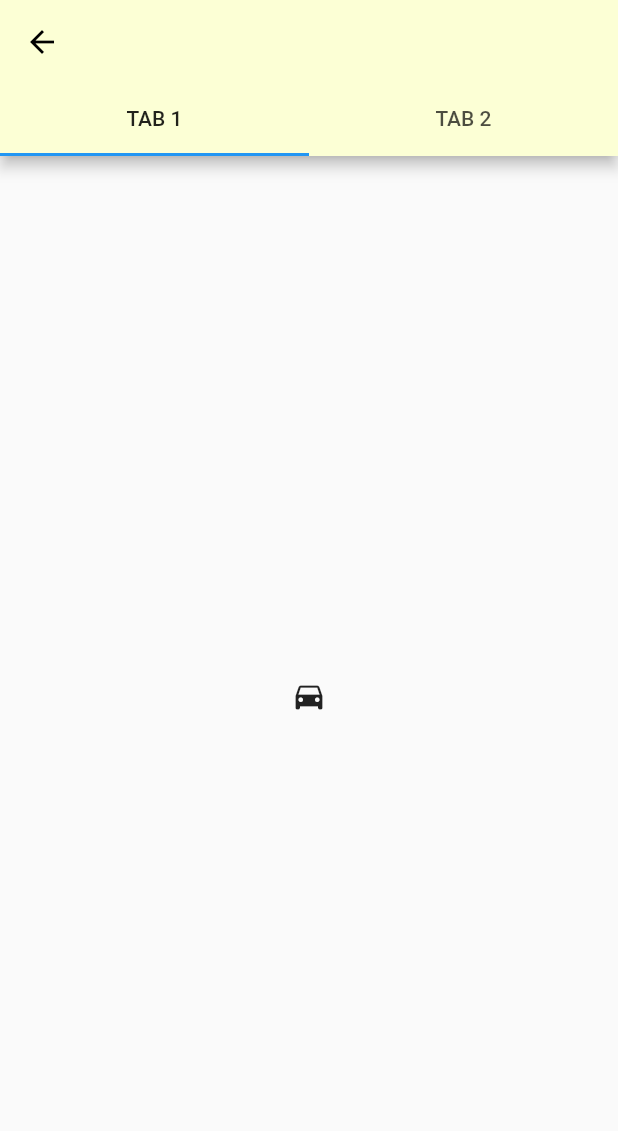
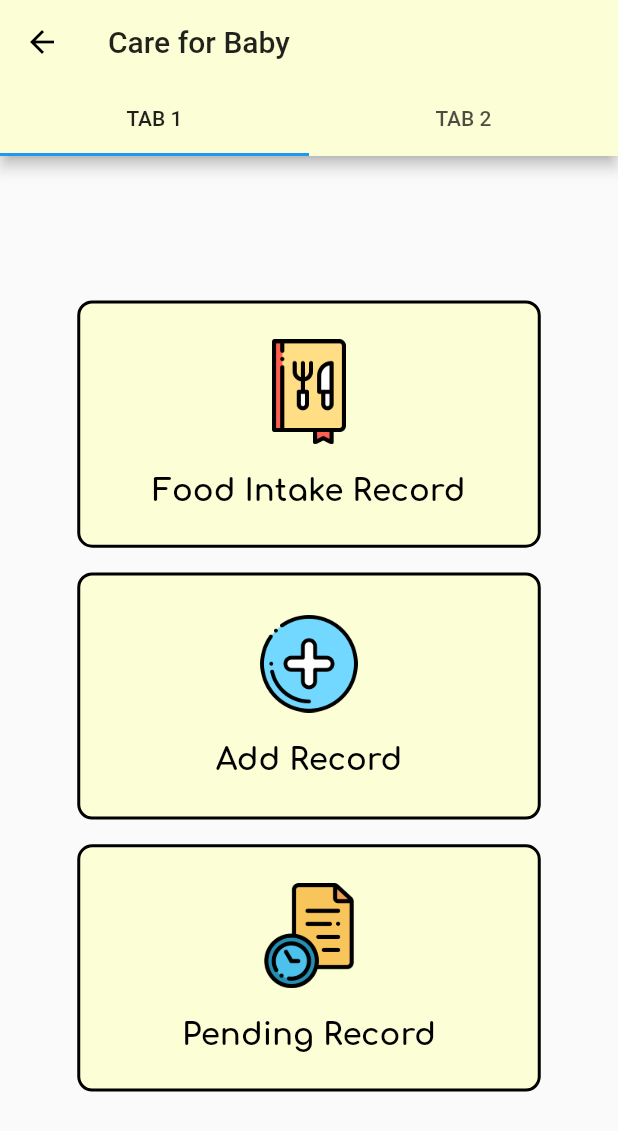
Before and after one commit to laipenghung/Bundle-Of-Joy, a Flutter app: the CareForBabyTab screen opened directly, on a phone screen of 412 x 824 dp. Shown: the top 1131 px of the screen. Run offline on Flutter 3.47's test engine with Material 2 defaults, Android fonts, the light colour scheme and no system bars; our stand-ins replace cloud_firestore, firebase_auth, firebase_core, flutter_local_notifications, flutter_native_timezone, flutter_signin_button and 6 more; missing offline and left inert: flare_splash_screen, flutter_facebook_login, flutter_phone_direct_caller, fluttercontactpicker; accounts and stored records are empty.

Commit message:
Minor Update
-Added the main page for CareForBaby tabs

```diff
--- /dev/null
+++ b/main/bundle_of_joy/lib/careForBaby/babyFoodIntake/babyFoodIntakeMain.dart
@@ -0,0 +1,149 @@
+import "package:flutter/material.dart";
+
+class BabyFoodIntakeMain extends StatefulWidget {
+  @override
+  _BabyFoodIntakeMainState createState() => _BabyFoodIntakeMainState();
+}
+
+class _BabyFoodIntakeMainState extends State<BabyFoodIntakeMain> {
+  // BUILD THE WIDGET
+  @override
+  Widget build(BuildContext context) {
+    return Container(
+      child: Center(
+        child: Column(
+          mainAxisAlignment: MainAxisAlignment.center,
+          children: [
+            InkWell(
+              child: Container(
+                width: MediaQuery.of(context).size.width * 0.75,
+                height: MediaQuery.of(context).size.height * 0.2,
+                decoration: myBoxDecoration(),
+                child: Container(
+                  child: Column(
+                    mainAxisAlignment: MainAxisAlignment.center,
+                    children: [
+                      Container(
+                        margin: EdgeInsets.only(bottom: 20),
+                        child: Image.asset(
+                          "assets/icons/menu.png",
+                          height: 70,
+                        ),
+                      ),
+                      Container(
+                        child: Text(
+                          "Food Intake Record",
+                          style: TextStyle(
+                            fontFamily: 'Comfortaa',
+                            fontWeight: FontWeight.bold,
+                            fontSize: MediaQuery.of(context).size.height * 0.025,
+                            color: Colors.black,
+                          ),
+                        ),
+                      ),
+                    ],
+                  ),
+                ),
+              ),
+              onTap: () {
+                //Navigator.push(
+                  //context,
+                  //MaterialPageRoute(builder: (context) => FoodIntakeListDone()),
+                //);
+              },
+            ),
+            SizedBox(height: MediaQuery.of(context).size.height * 0.02),
+            InkWell(
+              child: Container(
+                width: MediaQuery.of(context).size.width * 0.75,
+                height: MediaQuery.of(context).size.height * 0.2,
+                decoration: myBoxDecoration(),
+                child: Container(
+                  child: Column(
+                    mainAxisAlignment: MainAxisAlignment.center,
+                    children: [
+                      Container(
+                        margin: EdgeInsets.only(bottom: 20),
+                        child: Image.asset(
+                          "assets/icons/add.png",
+                          height: 65,
+                        ),
+                      ),
+                      Container(
+                        child: Text(
+                          "Add Record",
+                          style: TextStyle(
+                            fontFamily: 'Comfortaa',
+                            fontWeight: FontWeight.bold,
+                            fontSize: MediaQuery.of(context).size.height * 0.025,
+                            color: Colors.black,
+                          ),
+                        ),
+                      ),
+                    ],
+                  ),
+                ),
+              ),
+              onTap: () {
+                //Navigator.push(
+                  //context,
+                  //MaterialPageRoute(builder: (context) => FoodIntakeAdd1()),
+                //);
+              },
+            ),
+            SizedBox(height: MediaQuery.of(context).size.height * 0.02),
+            InkWell(
+              child: Container(
+                width: MediaQuery.of(context).size.width * 0.75,
+                height: MediaQuery.of(context).size.height * 0.2,
+                decoration: myBoxDecoration(),
+                child: Container(
+                  child: Column(
+                    mainAxisAlignment: MainAxisAlignment.center,
+                    children: [
+                      Container(
+                        margin: EdgeInsets.only(bottom: 20),
+                        child: Image.asset(
+                          "assets/icons/pending.png",
+                          height: 70,
+                        ),
+                      ),
+                      Container(
+                        child: Text(
+                          "Pending Record",
+                          style: TextStyle(
+                            fontFamily: 'Comfortaa',
+                            fontWeight: FontWeight.bold,
+                            fontSize: MediaQuery.of(context).size.height * 0.025,
+                            color: Colors.black,
+                          ),
+                        ),
+                      ),
+                    ],
+                  ),
+                ),
+              ),
+              onTap: () {
+                //Navigator.push(
+                  //context,
+                  //MaterialPageRoute(builder: (context) => FoodIntakeListPending()),
+                //);
+              },
+            ),
+          ],
+        ),
+      ),
+    );
+  }
+
+  BoxDecoration myBoxDecoration() {
+    return BoxDecoration(
+      color: Color(0xFFFCFFD5),
+      border: Border.all(
+        color: Colors.black,
+        width: 2.0,
+      ),
+      borderRadius: BorderRadius.all(Radius.circular(10.0)),
+    );
+  }
+}
--- a/main/bundle_of_joy/lib/careForBaby/careForBabyTab.dart
+++ b/main/bundle_of_joy/lib/careForBaby/careForBabyTab.dart
@@ -1,4 +1,7 @@
 import 'package:flutter/material.dart';
+
+import 'babyFoodIntake/babyFoodIntakeMain.dart';
+import 'babyTemp/babtTemptMain.dart';
 
 class CareForBabyTab extends StatelessWidget {
   final List<Tab> myTabs = <Tab>[
@@ -12,14 +15,17 @@ class CareForBabyTab extends StatelessWidget {
       length: myTabs.length,
       child: Scaffold(
         appBar: AppBar(
+          title: Text(
+            "Care for Baby",
+          ),
           bottom: TabBar(
             tabs: myTabs,
           ),
         ),
         body: TabBarView(
             children: [
-              Icon(Icons.directions_car),
-              Icon(Icons.directions_transit),
+              BabyFoodIntakeMain(),
+              BabyTempMain(),
             ],
           ),
       ),
```
Also changed, not shown: main/bundle_of_joy/lib/careForBaby/babyTemp/babtTemptMain.dart (added, +149 -0 lines).
